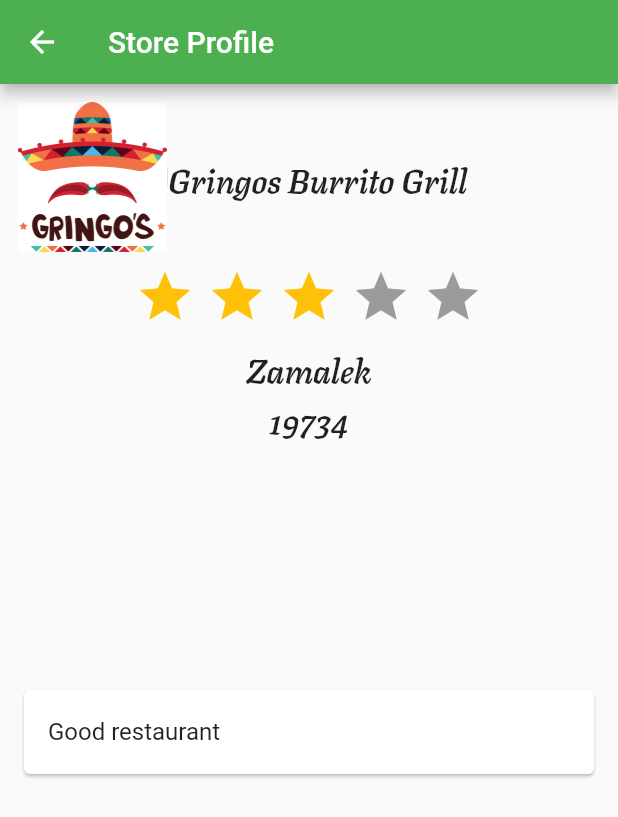
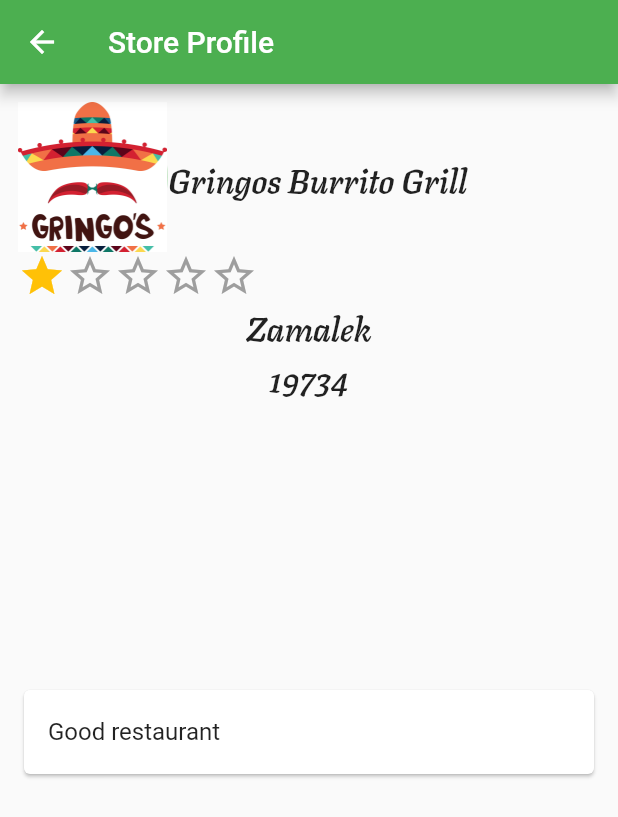
Before and after one commit to D-mahmoud/Wise-Food, a Flutter app: the StoreProfile screen opened directly, on a phone screen of 412 x 824 dp. Shown: the top 817 px of the screen. Run offline on Flutter 3.47's test engine with Material 2 defaults, Android fonts, the phone set to English and light mode, and no system bars; drawn by our look-alikes of flutter_rating_bar; our stand-ins replace rating_bar, settings_ui.

```diff
--- a/lib/menu_data.dart
+++ b/lib/menu_data.dart
@@ -1,6 +1,6 @@
 class Store {
   String storeTitle;
-  String rating;
+  double  rating;
   String image;
   String location;
   String number;
@@ -21,7 +21,7 @@ class StoreData {
     Store(
       //0
       storeTitle: 'Gringos Burrito Grill',
-      rating: '3',
+      rating: 1.0,
       image: 'images/Gringos.jpg',
       location: 'Zamalek',
       number: '19734',
@@ -30,7 +30,7 @@ class StoreData {
     Store(
         //1
         storeTitle: 'Mezcal',
-        rating: '5',
+        rating: 5,
         image: 'images/mezcal.png',
         location: 'Zamalek',
         number: '19742',
@@ -38,7 +38,7 @@ class StoreData {
     Store(
         //2
         storeTitle: 'Tacos Mexican Food',
-        rating: '4',
+        rating: 4,
         image: 'images/tacos.jpg',
         location: 'Maadi',
         number: '19792',
@@ -46,7 +46,7 @@ class StoreData {
     Store(
         //3
         storeTitle: 'El Chico',
-        rating: "5",
+        rating: 5,
         image: 'images/elchico.jpeg',
         location: 'Nasr City',
         number: '19233',
@@ -54,7 +54,7 @@ class StoreData {
     Store(
         //4
         storeTitle: 'CaiRoma',
-        rating: "4",
+        rating:1,
         image: 'images/cairoma.jpg',
         location: 'Nasr City',
         number: '19242',
@@ -62,7 +62,7 @@ class StoreData {
     Store(
         //5
         storeTitle: 'Osmanly Restaurant',
-        rating: "4",
+        rating: 2,
         image: 'images/osmanly.jpeg',
         location: 'Abdeen',
         number: '19432',
--- a/lib/store_profile.dart
+++ b/lib/store_profile.dart
@@ -24,7 +24,7 @@ class _StoreProfileState extends State<StoreProfile> {
               children: <Widget>[
                 StoreTile(
                   storeTitle: appLogic.getData(0)[0],
-                 // rating: appLogic.getData(0)[1],
+                  rating: appLogic.getData(0)[1],
                   image: appLogic.getData(0)[2],
                   location: appLogic.getData(0)[3],
                   number: appLogic.getData(0)[4],
--- a/lib/store_tile.dart
+++ b/lib/store_tile.dart
@@ -1,23 +1,24 @@
 import 'package:flutter/cupertino.dart';
 import 'package:flutter/material.dart';
-import 'package:flutter_rating_bar/flutter_rating_bar.dart';
+// import 'package:flutter_rating_bar/flutter_rating_bar.dart';
+import 'package:rating_bar/rating_bar.dart';
 
 class StoreTile extends StatelessWidget {
   final String storeTitle;
-  // final String rating;
   final String image;
   final String location;
   final String number;
-  final String rating;
+  final double rating;
   final String review;
 
-  StoreTile(
-      {this.storeTitle,
-      this.rating,
-      this.image,
-      this.location,
-      this.number,
-      this.review});
+  StoreTile({
+    this.storeTitle,
+    this.rating,
+    this.image,
+    this.location,
+    this.number,
+    this.review,
+  });
   @override
   Widget build(BuildContext context) {
     return Scaffold(
@@ -47,26 +48,36 @@ class StoreTile extends StatelessWidget {
                       fontSize: 22))),
         ]),
       ),
-      Padding(
-        ///Rating Bar using Flutter
-        padding: const EdgeInsets.all(10.0),
-        child: new Container(
-            child: RatingBar.builder(
-          initialRating: 3,
-          minRating: 1,
-          direction: Axis.horizontal,
-          allowHalfRating: true,
-          itemCount: 5,
-          itemPadding: EdgeInsets.symmetric(horizontal: 4.0),
-          itemBuilder: (context, _) => Icon(
-            Icons.star,
-            color: Colors.amber,
-          ),
-          onRatingUpdate: (rating) {
-            print(rating);
-          },
-        )),
-      ),
+      // Padding(
+      //   ///Rating Bar using Flutter
+      //   padding: const EdgeInsets.all(10.0),
+      //   child: new Container(
+      //       child: RatingBar.builder(
+      //     initialRating: rating,
+      //     minRating: rating,
+      //     direction: Axis.horizontal,
+      //     allowHalfRating: true,
+      //     itemCount: 5,
+      //     itemPadding: EdgeInsets.symmetric(horizontal: 4.0),
+      //     itemBuilder: (context, _) => Icon(
+      //       Icons.star,
+      //       color: Colors.amber,
+      //     ),
+      //     onRatingUpdate: (rating) {
+      //       print(rating);
+      //     },
+      //   )),
+      // ),
+
+     new Container(
+          child: RatingBar.readOnly(
+        initialRating: rating,
+        isHalfAllowed: true,
+        halfFilledIcon: Icons.star_half,
+        filledIcon: Icons.star,
+        emptyIcon: Icons.star_border,
+      )),
+
       new Container(
           child: Text(location,
               textAlign: TextAlign.center,
--- a/pubspec.yaml
+++ b/pubspec.yaml
@@ -25,7 +25,8 @@ dependencies:
     sdk: flutter
   adobe_xd: ^1.0.0
   flutter_rating_bar: ^3.2.0+1
-
+  rating_bar: ^0.2.0
+  smooth_star_rating: ^1.0.4+2
 
   # The following adds the Cupertino Icons font to your application.
   # Use with the CupertinoIcons class for iOS style icons.
```
Also changed, not shown: pubspec.lock.
